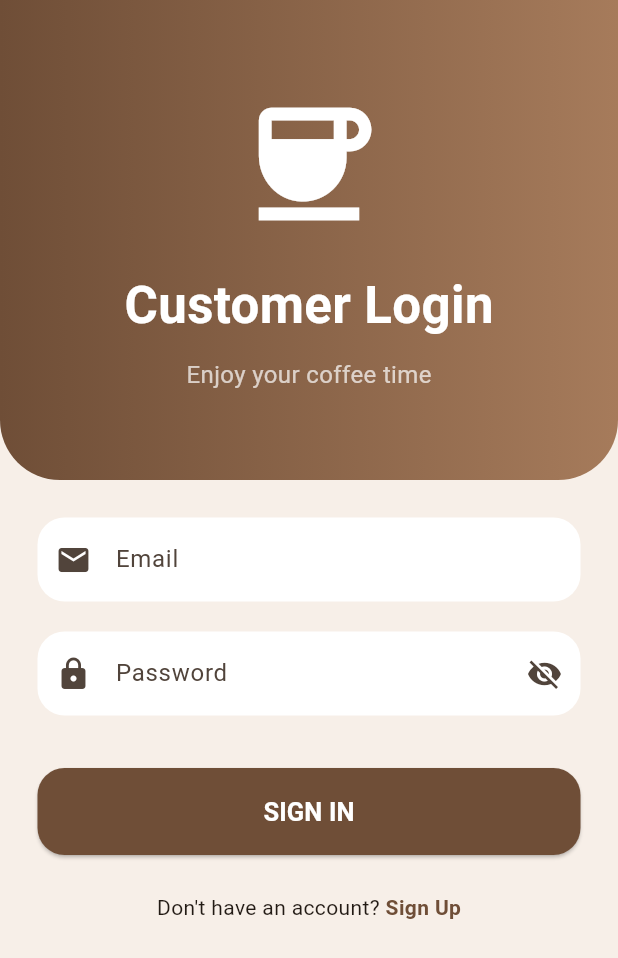
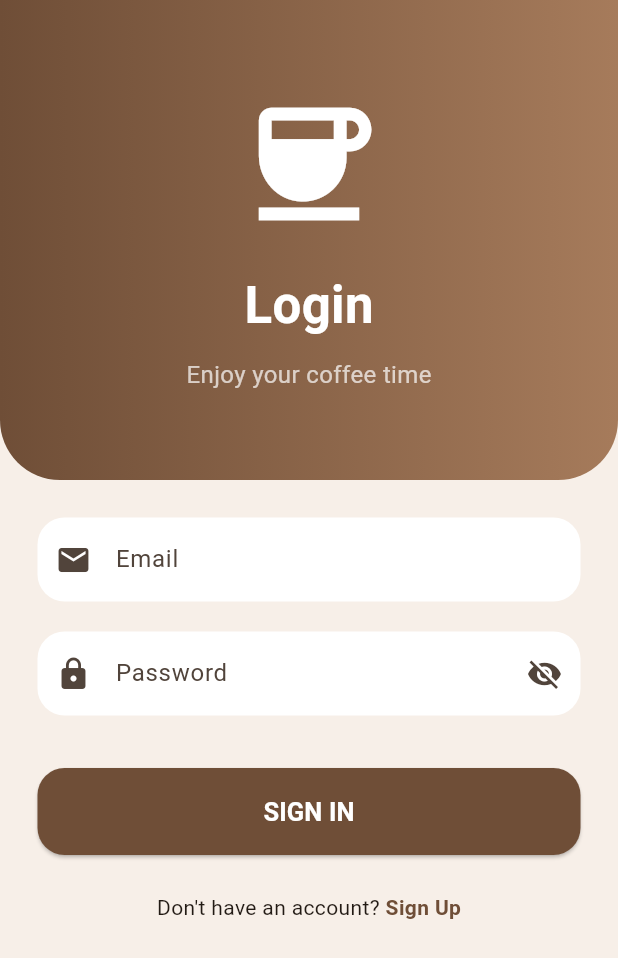
Before and after one commit to Affan0418/ProjectPABII_Cafetarium, a Flutter app: the screen it shows after launch, on a phone screen of 412 x 824 dp. Shown: the top 958 px of the screen. Run offline on Flutter 3.47's test engine with Material 3 defaults, Android fonts, the phone set to English and light mode, and no system bars; our stand-ins replace cloud_firestore, firebase_auth, firebase_core, firebase_messaging, flutter_image_compress, flutter_local_notifications and 6 more; accounts and stored records are empty.

```diff
--- a/cafetarium/lib/screens/sign_in_screen.dart
+++ b/cafetarium/lib/screens/sign_in_screen.dart
@@ -46,7 +46,7 @@ class _SignInScreenState extends State<SignInScreen> {
                   Icon(Icons.coffee, size: 100, color: Colors.white),
                   SizedBox(height: 20),
                   Text(
-                    '${widget.role} Login',
+                    'Login',
                     style: TextStyle(
                       fontSize: 34,
                       fontWeight: FontWeight.bold,
```
